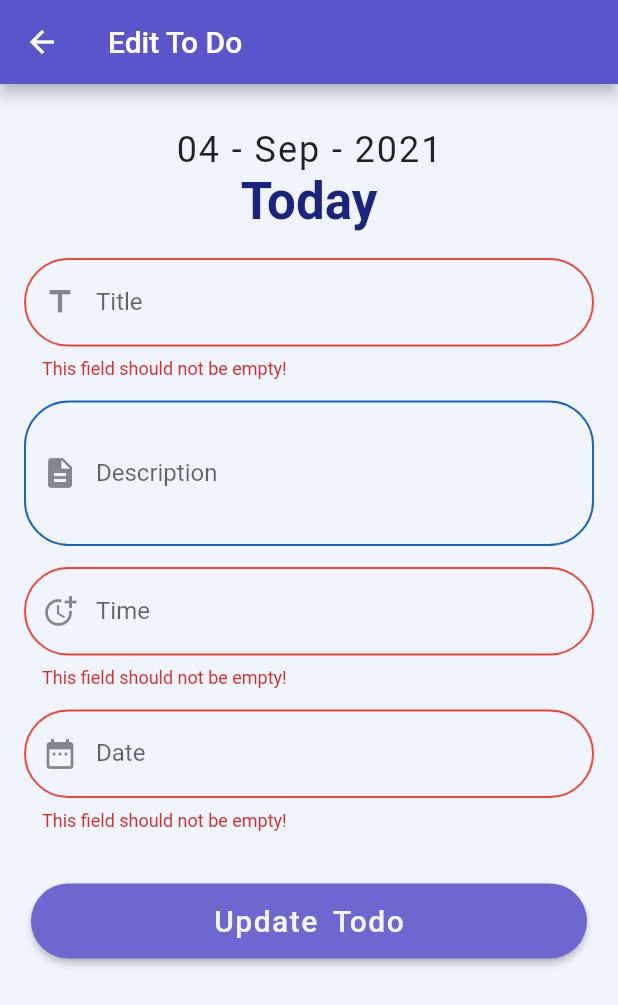
After one commit to Mahm0ud-Ahmed/Todo, a Flutter app: the EditScreen screen opened by its route, after a tap on "Update Todo", on a phone screen of 412 x 824 dp. The commit adds this screen. Shown: the top 1005 px of the screen. Run offline on Flutter 3.47's test engine with Material 2 defaults, Android fonts, the phone set to English and light mode, and no system bars; our stand-ins replace awesome_dialog, bloc, convex_bottom_bar, firebase_auth, firebase_core, flutter_bloc and 1 more; accounts and stored records are empty; statements that could not run were skipped.

Commit message:
Add Future

```diff
--- a/lib/main.dart
+++ b/lib/main.dart
@@ -3,6 +3,7 @@ import 'package:firebase_core/firebase_core.dart';
 import 'package:flutter/material.dart';
 import 'package:flutter_bloc/flutter_bloc.dart';
 import 'package:todo_task/screens/details/todo_details.dart';
+import 'package:todo_task/screens/edit/edit.dart';
 import 'package:todo_task/screens/layout/sign/sign.dart';
 import 'package:todo_task/screens/sign_in/sign_in.dart';
 import 'package:todo_task/screens/sign_up/sign_up.dart';
@@ -36,6 +37,7 @@ class TodoApp extends StatelessWidget {
         SignUp.SIGN_UP: (_) => SignUp(),
         HomeScreen.HOME_MAIN: (_) => HomeScreen(),
         TodoDetails.TODO_DETAILS: (_) => TodoDetails(),
+        EditScreen.EDIT_SCREEN: (_) => EditScreen(),
       },
     );
   }
--- a/lib/screens/details/todo_details.dart
+++ b/lib/screens/details/todo_details.dart
@@ -2,17 +2,27 @@ import 'package:flutter/material.dart';
 import 'package:flutter_bloc/flutter_bloc.dart';
 import 'package:todo_task/models/todo_model.dart';
 import 'package:todo_task/screens/details/bloc/details_cubit.dart';
+import 'package:todo_task/screens/layout/home_screen/home_screen.dart';
 import 'package:todo_task/shared/network/local/todo_app_state.dart';
 
 import 'bloc/details_state.dart';
 
-class TodoDetails extends StatelessWidget {
+class TodoDetails extends StatefulWidget {
   static const String TODO_DETAILS = 'todoDetails';
-  final TodoModel todo;
 
-  TodoDetails({this.todo});
+  @override
+  _TodoDetailsState createState() => _TodoDetailsState();
+}
 
+class _TodoDetailsState extends State<TodoDetails> {
+  TodoModel _todo;
   DetailsCubit _cubit;
+
+  @override
+  void didChangeDependencies() {
+    _todo = ModalRoute.of(context).settings.arguments;
+    super.didChangeDependencies();
+  }
 
   @override
   Widget build(BuildContext context) {
@@ -23,6 +33,7 @@ class TodoDetails extends StatelessWidget {
         builder: (context, state) {
           if (state is InitialDetailsScreen) {
             _cubit = DetailsCubit.get(context);
+            _cubit.initialCurrentStateCheckBox(_todo.isFinish);
           }
           return Scaffold(
             body: SafeArea(
@@ -31,11 +42,11 @@ class TodoDetails extends StatelessWidget {
                 child: Column(
                   crossAxisAlignment: CrossAxisAlignment.start,
                   children: [
-                    _buildDetailsItem(context, todo.title, 'Title: '),
+                    _buildDetailsItem(context, _todo.title, 'Title: '),
                     _buildDetailsItem(
-                        context, todo.description, 'Description: '),
-                    _buildDetailsItem(context, todo.date, 'Date: '),
-                    _buildDetailsItem(context, todo.time, 'Time: '),
+                        context, _todo.description, 'Description: '),
+                    _buildDetailsItem(context, _todo.date, 'Date: '),
+                    _buildDetailsItem(context, _todo.time, 'Time: '),
                     Row(
                       mainAxisAlignment: MainAxisAlignment.center,
                       children: [
@@ -57,13 +68,14 @@ class TodoDetails extends StatelessWidget {
                 ),
               ),
             ),
-            floatingActionButton: _cubit.isChecked
+            floatingActionButton: state is ChangeStateCheckBox
                 ? FloatingActionButton(
                     child: Icon(Icons.done),
                     onPressed: () {
-                      todo.isFinish = 1;
-                      _cubit.updateItem(todo);
-                      Navigator.pop(context);
+                      _todo.isFinish = _cubit.handleDataBeforeSetToDB();
+                      _cubit.updateItem(_todo);
+                      Navigator.of(context).pushNamedAndRemoveUntil(
+                          HomeScreen.HOME_MAIN, (route) => false);
                     },
                   )
                 : Container(),
--- /dev/null
+++ b/lib/screens/edit/edit.dart
@@ -0,0 +1,227 @@
+import 'package:flutter/material.dart';
+import 'package:flutter_bloc/flutter_bloc.dart';
+import 'package:intl/intl.dart';
+
+import 'package:todo_task/models/todo_model.dart';
+import 'package:todo_task/screens/details/bloc/details_cubit.dart';
+import 'package:todo_task/screens/details/bloc/details_state.dart';
+import 'package:todo_task/screens/layout/bloc/nav_bar_cubit.dart';
+import 'package:todo_task/screens/layout/home_screen/home_screen.dart';
+import 'package:todo_task/shared/component/components.dart';
+import 'package:todo_task/shared/logic_bloc/todo_state.dart';
+import 'package:todo_task/shared/network/local/database/todo_db.dart';
+import 'package:todo_task/shared/network/local/todo_app_state.dart';
+
+class EditScreen extends StatefulWidget {
+  static const String EDIT_SCREEN = 'edit_Screen';
+
+  @override
+  _EditScreenState createState() => _EditScreenState();
+}
+
+TodoDb _db;
+
+class _EditScreenState extends State<EditScreen> {
+  var formKey = GlobalKey<FormState>();
+
+  TextEditingController _titleController = TextEditingController();
+  TextEditingController _descriptionController = TextEditingController();
+  TextEditingController _timeController = TextEditingController();
+  TextEditingController _dateController = TextEditingController();
+
+  TodoModel _todo;
+  DetailsCubit _cubit;
+  int _id;
+  int _isFinish;
+
+  @override
+  void didChangeDependencies() {
+    _db = TodoDb();
+    _todo = ModalRoute.of(context).settings.arguments;
+    _titleController.text = _todo.title;
+    _descriptionController.text = _todo.description;
+    _timeController.text = _todo.time;
+    _dateController.text = _todo.date;
+    _id = _todo.id;
+    _isFinish = _todo.isFinish;
+    super.didChangeDependencies();
+  }
+
+  @override
+  void dispose() {
+    super.dispose();
+    _timeController.dispose();
+    _descriptionController.dispose();
+    _titleController.dispose();
+    _dateController.dispose();
+  }
+
+  @override
+  Widget build(BuildContext context) {
+    return BlocProvider<DetailsCubit>(
+      create: (context) => DetailsCubit(),
+      child: Scaffold(
+        backgroundColor: Color(0xfff0f4fd),
+        appBar: AppBar(
+          title: Text('Edit To Do'),
+        ),
+        body: Container(
+          padding: EdgeInsets.symmetric(vertical: 12, horizontal: 16),
+          child: SingleChildScrollView(
+            child: Form(
+              key: formKey,
+              child: Center(
+                child: BlocConsumer<DetailsCubit, TodoAppState>(
+                  listener: (context, state) {
+                    if (state is SuccessUpdateState) {
+                      Navigator.of(context).pushNamedAndRemoveUntil(
+                          HomeScreen.HOME_MAIN, (route) => false);
+                    }
+                  },
+                  builder: (context, state) {
+                    if (state is InitialDetailsScreen) {
+                      if (_cubit == null) _cubit = DetailsCubit.get(context);
+                    }
+                    return Column(
+                      children: [
+                        Container(
+                          padding: EdgeInsets.symmetric(
+                              vertical: 18, horizontal: 12),
+                          child: Column(
+                            children: [
+                              Text(
+                                DateFormat('dd - MMM - y')
+                                    .format(DateTime.now()),
+                                style:
+                                    TextStyle(fontSize: 24, letterSpacing: 1.3),
+                              ),
+                              Text(
+                                'Today',
+                                style: Theme.of(context)
+                                    .textTheme
+                                    .headline4
+                                    .copyWith(
+                                      fontWeight: FontWeight.bold,
+                                      color: Colors.indigo.shade900,
+                                    ),
+                              ),
+                            ],
+                          ),
+                        ),
+                        customTextField(
+                          label: 'Title',
+                          controller: _titleController,
+                          textType: TextInputType.text,
+                          prefixIcon: Icon(Icons.title),
+                          validator: (String value) {
+                            if (value.isEmpty) {
+                              return 'This field should not be empty!';
+                            }
+                            return null;
+                          },
+                        ),
+                        SizedBox(
+                          height: 14,
+                        ),
+                        customTextField(
+                          label: 'Description',
+                          controller: _descriptionController,
+                          textType: TextInputType.text,
+                          prefixIcon: Icon(Icons.description),
+                          lines: 3,
+                        ),
+                        SizedBox(
+                          height: 14,
+                        ),
+                        customTextField(
+                          label: 'Time',
+                          controller: _timeController,
+                          textType: TextInputType.datetime,
+                          prefixIcon: Icon(Icons.more_time),
+                          onTab: () {
+                            showTimePicker(
+                              context: context,
+                              initialTime: TimeOfDay.now(),
+                            ).then((value) => _timeController.text =
+                                value.format(context).toString());
+                          },
+                          validator: (String value) {
+                            if (value.isEmpty) {
+                              return 'This field should not be empty!';
+                            }
+                            return null;
+                          },
+                        ),
+                        SizedBox(
+                          height: 14,
+                        ),
+                        customTextField(
+                          label: 'Date',
+                          controller: _dateController,
+                          textType: TextInputType.datetime,
+                          prefixIcon: Icon(Icons.date_range),
+                          onTab: () {
+                            showDatePicker(
+                              context: context,
+                              initialDate: DateTime.now(),
+                              firstDate: DateTime.now(),
+                              lastDate: DateTime.now().add(
+                                Duration(days: 30),
+                              ),
+                            ).then((value) => _dateController.text =
+                                DateFormat('y-MM-dd').format(value));
+                          },
+                          validator: (String value) {
+                            if (value.isEmpty) {
+                              return 'This field should not be empty!';
+                            }
+                            return null;
+                          },
+                        ),
+                        Container(
+                          width: MediaQuery.of(context).size.width * 0.9,
+                          height: 50,
+                          margin: EdgeInsets.symmetric(vertical: 35),
+                          child: ElevatedButton(
+                            child: Text(
+                              'Update Todo',
+                              style: TextStyle(
+                                fontSize: 20,
+                                color: Colors.grey.shade100,
+                                letterSpacing: 1,
+                                wordSpacing: 4,
+                              ),
+                            ),
+                            style: ElevatedButton.styleFrom(
+                              primary: Color(0xff6c68d0),
+                              shape: RoundedRectangleBorder(
+                                borderRadius: BorderRadius.circular(30),
+                              ),
+                            ),
+                            onPressed: () {
+                              if (formKey.currentState.validate()) {
+                                _todo = TodoModel(
+                                  title: _titleController.text,
+                                  description: _descriptionController.text,
+                                  time: _timeController.text,
+                                  date: _dateController.text,
+                                  id: _id,
+                                  isFinish: _isFinish,
+                                );
+                                _cubit.updateItem(_todo);
+                              }
+                            },
+                          ),
+                        ),
+                      ],
+                    );
+                  },
+                ),
+              ),
+            ),
+          ),
+        ),
+      ),
+    );
+  }
+}
--- a/lib/screens/tasks/tasks.dart
+++ b/lib/screens/tasks/tasks.dart
@@ -1,12 +1,14 @@
 import 'dart:ui';
 
+import 'package:awesome_dialog/awesome_dialog.dart';
 import 'package:flutter/material.dart';
 import 'package:flutter_bloc/flutter_bloc.dart';
 import 'package:todo_task/models/todo_model.dart';
+import 'package:todo_task/screens/details/todo_details.dart';
+import 'package:todo_task/screens/edit/edit.dart';
 import 'package:todo_task/shared/component/components.dart';
 import 'package:todo_task/shared/logic_bloc/todo_cubit.dart';
 import 'package:todo_task/shared/logic_bloc/todo_state.dart';
-import 'package:todo_task/shared/network/local/database/todo_db.dart';
 import 'package:todo_task/shared/network/local/todo_app_state.dart';
 
 class Tasks extends StatefulWidget {
@@ -15,13 +17,12 @@ class Tasks extends StatefulWidget {
 }
 
 class _TasksState extends State<Tasks> {
-  final TodoDb data = TodoDb();
-  final List<TodoModel> taskData = [];
-
   bool _visible = false;
 
   TodoCubit _cubit;
-  List<TodoModel> todo = [];
+  List<TodoModel> _todo = [];
+  TodoModel _currentTodo;
+  TodoModel _selectedItem;
 
   @override
   void initState() {
@@ -40,12 +41,29 @@ class _TasksState extends State<Tasks> {
       child: BlocConsumer<TodoCubit, TodoAppState>(
         listener: (context, state) {
           if (state is SuccessDataState) {
-            todo = _cubit.todo.reversed.toList();
+            _todo = _cubit.todo;
+          }
+          if (state is ChooseEditState) {
+            Navigator.of(context)
+                .pushNamed(EditScreen.EDIT_SCREEN, arguments: _selectedItem);
+          }
+          if (state is ChooseDeleteState) {
+            customDialog(
+              context: context,
+              type: DialogType.QUESTION,
+              description: 'Are you sure?',
+              title: 'Delete!',
+              okBtn: () {
+                _cubit.deleteItemFromDB(_selectedItem);
+                _cubit.getAllDataFromDB();
+              },
+            );
           }
         },
         builder: (context, state) {
           if (state is InitialViewTodoScreen) {
-            _cubit = TodoCubit.get(context)..getAllDataFromDB();
+            if (_cubit == null)
+              _cubit = TodoCubit.get(context)..getAllDataFromDB();
           }
           return Stack(
             alignment: AlignmentDirectional.topCenter,
@@ -93,16 +111,27 @@ class _TasksState extends State<Tasks> {
                         child: ListView.builder(
                           physics: BouncingScrollPhysics(),
                           itemBuilder: (context, index) {
+                            _currentTodo = _todo[index];
                             return customCard(
-                              title: todo[index].title,
-                              description: todo[index].description,
-                              time: todo[index].time,
-                              date: todo[index].date,
-                              stateTask: _cubit.stateTodo[todo[index].id],
-                              colorText: _cubit.colorStateTodo[todo[index].id],
+                              title: _currentTodo.title,
+                              description: _currentTodo.description,
+                              time: _currentTodo.time,
+                              date: _currentTodo.date,
+                              stateTask: _cubit.stateTodo[_currentTodo.id],
+                              colorText: _cubit.colorStateTodo[_currentTodo.id],
+                              onSubmitPopUpMenu: (String selected) {
+                                _cubit.sendStateNotification(selected);
+                                _selectedItem = _todo[index];
+                              },
+                              onClick: () {
+                                _selectedItem = _todo[index];
+                                Navigator.of(context).pushNamed(
+                                    TodoDetails.TODO_DETAILS,
+                                    arguments: _selectedItem);
+                              },
                             );
                           },
-                          itemCount: todo.length,
+                          itemCount: _todo.length,
                         ),
                       ),
                     ),
--- a/pubspec.yaml
+++ b/pubspec.yaml
@@ -37,6 +37,7 @@ dependencies:
   intl: ^0.17.0
   firebase_core: ^1.6.0
   firebase_auth: ^3.1.0
+  awesome_dialog: ^2.1.1
 
 dev_dependencies:
   flutter_test:
```
Also changed, not shown: lib/screens/active/active.dart (+46 -14 lines), lib/screens/details/bloc/details_cubit.dart (+20 -2 lines), lib/screens/finish/finish.dart (+50 -13 lines), lib/shared/component/components.dart (+40 -16 lines), lib/shared/logic_bloc/todo_cubit.dart (+39 -12 lines), lib/shared/logic_bloc/todo_state.dart (+10 -0 lines), pubspec.lock.
